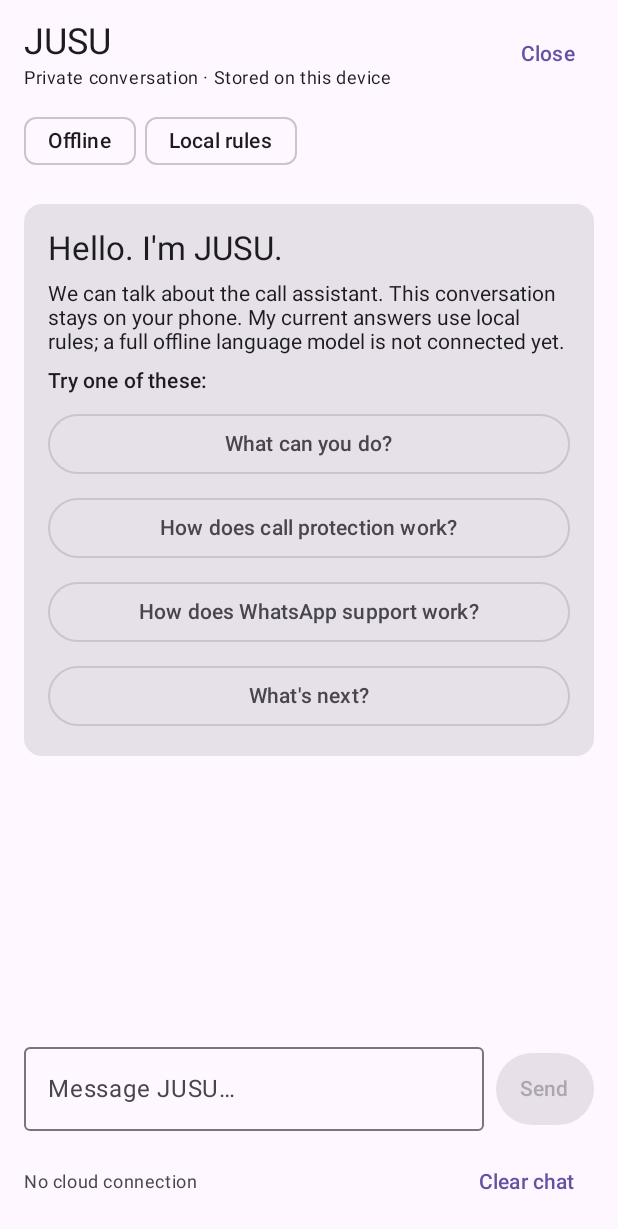
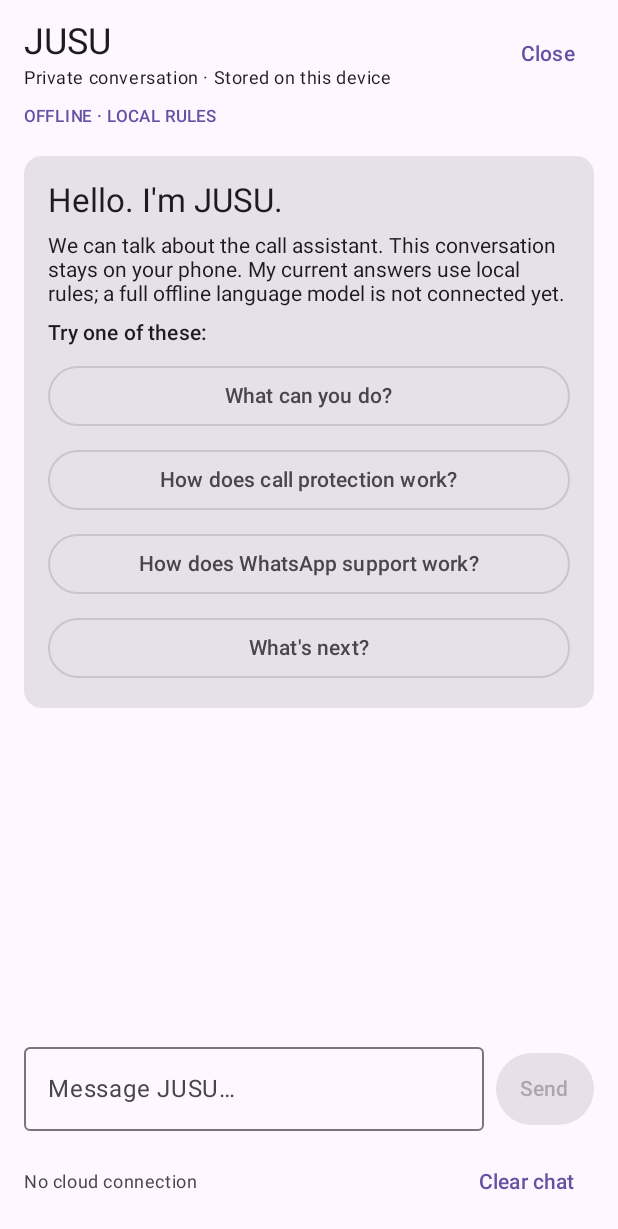
Before and after one commit to jusu9882-a11y/JUSU-AI-CALL-ASSISTANT, an Android app built with Jetpack Compose: the composable JusuChatScreen shown on its own in the app's theme, on a phone screen of 412 x 824 dp. Shown: the top 1229 px of the screen. Run offline under Robolectric (Android 15) with nearby library versions, the phone set to English and light mode, and no system bars.

Commit message:
Use non-interactive status text in chat header

```diff
--- a/app/src/main/java/com/jusu/aicallassistant/intelligence/JusuChatScreen.kt
+++ b/app/src/main/java/com/jusu/aicallassistant/intelligence/JusuChatScreen.kt
@@ -50,10 +50,7 @@ fun JusuChatScreen(onClose: () -> Unit) {
             }
             TextButton(onClick = onClose) { Text("Close") }
         }
-        Row(horizontalArrangement = Arrangement.spacedBy(6.dp), verticalAlignment = Alignment.CenterVertically) {
-            AssistChip(onClick = {}, label = { Text("Offline") })
-            AssistChip(onClick = {}, label = { Text("Local rules") })
-        }
+        Text("OFFLINE · LOCAL RULES", style = MaterialTheme.typography.labelSmall, color = MaterialTheme.colorScheme.primary)
 
         LazyColumn(Modifier.weight(1f).fillMaxWidth(), state = listState, verticalArrangement = Arrangement.spacedBy(10.dp), contentPadding = PaddingValues(vertical = 8.dp)) {
             if (turns.isEmpty()) {
```
